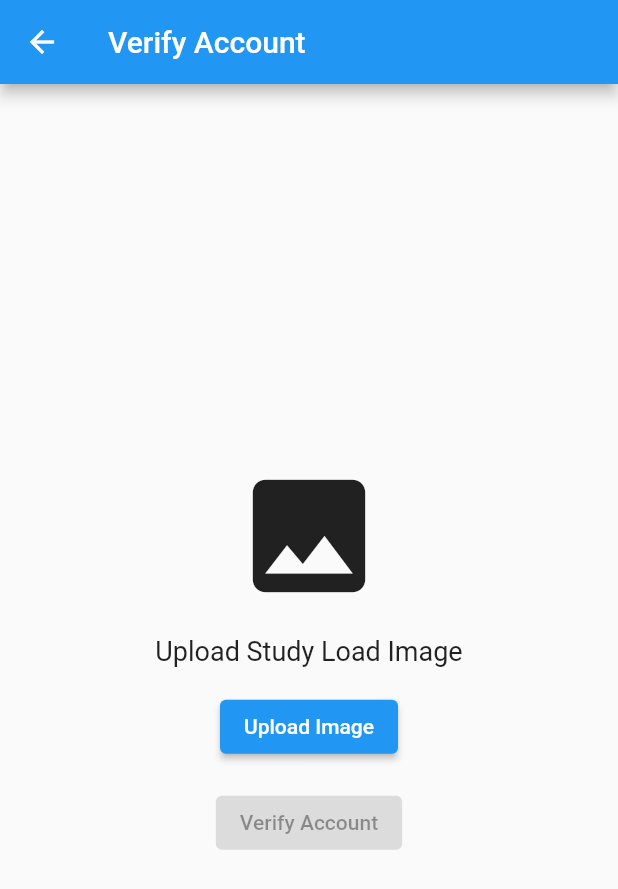
After one commit to RiftNT/sakyahe, a Flutter app: the NonVerNavScreen screen opened directly, item 2 of the bottom bar chosen, after a tap on "Verify Your Account", on a phone screen of 412 x 824 dp. The commit adds this screen. Shown: the top 889 px of the screen. Run offline on Flutter 3.47's test engine with Material 2 defaults, Android fonts, the phone set to English and light mode, and no system bars; our stand-ins replace cloud_firestore, country_picker, firebase_auth, firebase_core, firebase_storage, flutter_chat_types and 4 more; accounts and stored records are empty; network calls fail.

Commit message:
added account verification logic

```diff
--- a/lib/screens/account_screen.dart
+++ b/lib/screens/account_screen.dart
@@ -6,6 +6,7 @@ import 'package:flutter/material.dart';
 import 'package:flutter/src/widgets/framework.dart';
 import 'package:flutter/src/widgets/placeholder.dart';
 import 'package:sakyahe/screens/profile_screen.dart';
+import 'package:sakyahe/screens/verify_account_screen.dart';
 import 'package:sakyahe/screens/welcome_screen.dart';
 import 'package:firebase_storage/firebase_storage.dart' as firebase_storage;
 
@@ -18,6 +19,7 @@ class AccountScreen extends StatefulWidget {
 
 class _AccountScreenState extends State<AccountScreen> {
   String _profilePictureUrl = '';
+  bool isVerified = false;
 
   Future<void> _fetchProfilePictureUrl(final uid) async {
     final storageRef = firebase_storage.FirebaseStorage.instance
@@ -96,6 +98,7 @@ class _AccountScreenState extends State<AccountScreen> {
                         final phoneNumber = data.containsKey('phoneNumber')
                             ? data['phoneNumber'] as String
                             : 'Phone';
+                        isVerified = data['isVerified'];
                         return Column(
                           crossAxisAlignment: CrossAxisAlignment.start,
                           children: [
@@ -103,6 +106,7 @@ class _AccountScreenState extends State<AccountScreen> {
                               padding: const EdgeInsets.only(bottom: 8.0),
                               child: Row(
                                 children: [
+                                  if (isVerified)
                                     const Icon(
                                       Icons.verified,
                                       color: Colors.blue,
@@ -180,9 +184,17 @@ class _AccountScreenState extends State<AccountScreen> {
                   title: Text('Non-Cash Payment'),
                 ),
               ),
+              if (!isVerified)
                 InkWell(
                   onTap: () {
-                  // Navigate to support page
+                    Navigator.push(
+                      context,
+                      MaterialPageRoute(
+                        builder: (context) => const Scaffold(
+                          body: VerifyAccountScreen(),
+                        ),
+                      ),
+                    );
                   },
                   child: const ListTile(
                     leading: Icon(Icons.verified_user_outlined),
--- /dev/null
+++ b/lib/screens/nonverifiedNav.dart
@@ -0,0 +1,53 @@
+import 'package:flutter/material.dart';
+
+import 'home_screen.dart';
+import 'carpool_screen.dart';
+import 'messages_screen.dart';
+import 'account_screen.dart';
+
+class NonVerNavScreen extends StatefulWidget {
+  const NonVerNavScreen({Key? key}) : super(key: key);
+
+  @override
+  State<NonVerNavScreen> createState() => _NonVerNavScreenState();
+}
+
+class _NonVerNavScreenState extends State<NonVerNavScreen> {
+  int _currentIndex = 0;
+
+  final List<Widget> _children = [
+    const HomeScreen(),
+    const AccountScreen(),
+  ];
+
+  void onTabTapped(int index) {
+    setState(() {
+      _currentIndex = index;
+    });
+  }
+
+  @override
+  Widget build(BuildContext context) {
+    return Scaffold(
+      body: SafeArea(
+        child: _children[_currentIndex],
+      ),
+      bottomNavigationBar: BottomNavigationBar(
+        currentIndex: _currentIndex,
+        onTap: onTabTapped,
+        items: const [
+          BottomNavigationBarItem(
+            icon: Icon(Icons.home),
+            label: 'Home',
+          ),
+          BottomNavigationBarItem(
+            icon: Icon(Icons.person),
+            label: 'Account',
+          ),
+        ],
+        selectedItemColor: Colors.blue,
+        unselectedItemColor: Colors.grey,
+      ),
+    );
+  }
+}
--- /dev/null
+++ b/lib/screens/verify_account_screen.dart
@@ -0,0 +1,124 @@
+import 'dart:io';
+
+import 'package:flutter/material.dart';
+import 'package:image_picker/image_picker.dart';
+import 'package:firebase_auth/firebase_auth.dart';
+import 'package:cloud_firestore/cloud_firestore.dart';
+
+import 'nav.dart';
+
+class VerifyAccountScreen extends StatefulWidget {
+  const VerifyAccountScreen({Key? key}) : super(key: key);
+
+  @override
+  _VerifyAccountScreenState createState() => _VerifyAccountScreenState();
+}
+
+class _VerifyAccountScreenState extends State<VerifyAccountScreen> {
+  late File _studyLoadImage;
+  bool _isImageUploaded = false;
+
+  Future<void> _selectImage() async {
+    final pickedImage = await ImagePicker().pickImage(source: ImageSource.gallery);
+    if (pickedImage != null) {
+      setState(() {
+        _studyLoadImage = File(pickedImage.path);
+        _isImageUploaded = true;
+      });
+    }
+  }
+
+  @override
+  Widget build(BuildContext context) {
+    return Scaffold(
+      appBar: AppBar(
+        title: const Text('Verify Account'),
+      ),
+      body: Center(
+        child: Column(
+          mainAxisAlignment: MainAxisAlignment.center,
+          children: [
+            if (_isImageUploaded)
+              Container(
+                width: 200,
+                height: 200,
+                decoration: BoxDecoration(
+                  image: DecorationImage(
+                    image: FileImage(_studyLoadImage),
+                    fit: BoxFit.cover,
+                  ),
+                ),
+              )
+            else
+              const Icon(
+                Icons.image,
+                size: 100,
+              ),
+            const SizedBox(height: 16),
+            Text(
+              _isImageUploaded ? 'Image Uploaded' : 'Upload Study Load Image',
+              style: const TextStyle(fontSize: 18),
+            ),
+            const SizedBox(height: 16),
+            ElevatedButton(
+              onPressed: _selectImage,
+              child: const Text('Upload Image'),
+            ),
+            const SizedBox(height: 16),
+            ElevatedButton(
+              onPressed: _isImageUploaded ? _verifyAccount : null,
+              child: const Text('Verify Account'),
+            ),
+          ],
+        ),
+      ),
+    );
+  }
+
+  void _verifyAccount() {
+    final uid = FirebaseAuth.instance.currentUser?.uid;
+    final userDoc = FirebaseFirestore.instance.collection('users').doc(uid);
+
+    userDoc.update({'isVerified': true}).then((_) {
+      showDialog(
+        context: context,
+        builder: (BuildContext context) {
+          return AlertDialog(
+            title: const Text('Account Verified'),
+            content: const Text('Congratulations! Your account has been verified.'),
+            actions: [
+              ElevatedButton(
+                onPressed: () {
+                  Navigator.pushAndRemoveUntil(
+                    context,
+                    MaterialPageRoute(builder: (context) => NavScreen()),
+                    (route) => false,
+                  );
+                },
+                child: const Text('OK'),
+              ),
+            ],
+          );
+        },
+      );
+    }).catchError((error) {
+      showDialog(
+        context: context,
+        builder: (BuildContext context) {
+          return AlertDialog(
+            title: const Text('Verification Error'),
+            content: const Text('An error occurred while verifying your account.'),
+            actions: [
+              ElevatedButton(
+                onPressed: () {
+                  Navigator.pop(context);
+                },
+                child: const Text('OK'),
+              ),
+            ],
+          );
+        },
+      );
+    });
+  }
+}
```
Also changed, not shown: lib/main.dart (+8 -7 lines), lib/screens/otp_screen.dart (+11 -5 lines). Lines whose indentation alone changed are shown as unchanged.
